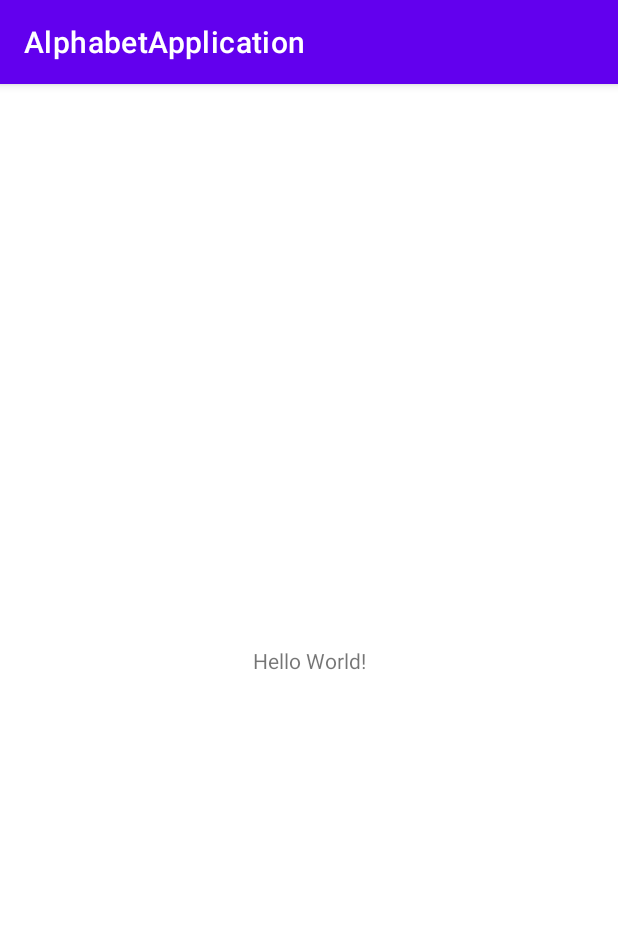
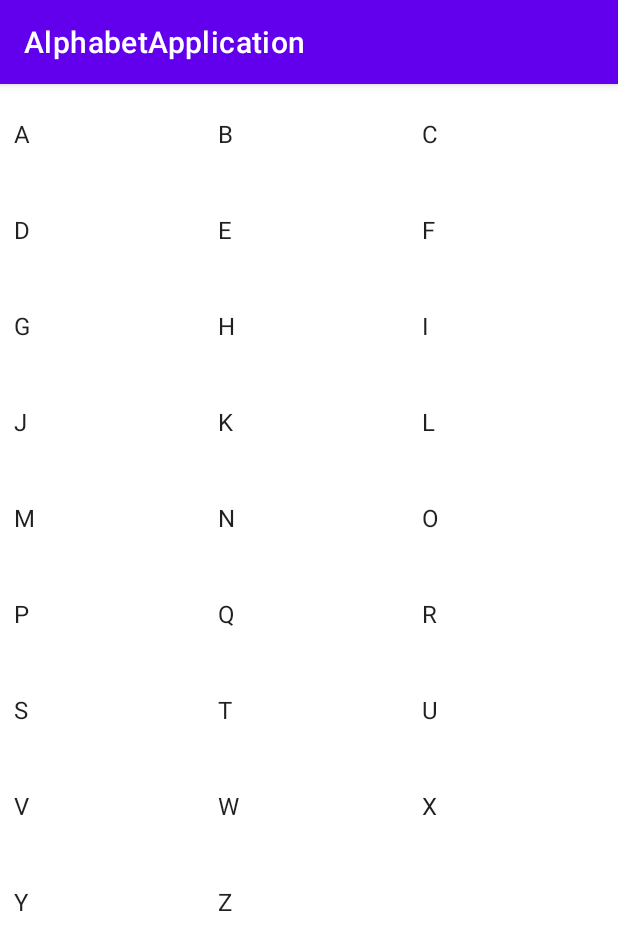
Before and after one commit to rukhsar-alt/AssignmentOne, an Android app: the screen it shows after launch (MainActivity), on a phone screen of 412 x 824 dp. Shown: the top 950 px of the screen. Run offline under Robolectric (Android 15) with nearby library versions, the phone set to English and light mode, and no system bars.

Commit message:
Resource Added

```diff
--- a/app/src/main/java/com/example/alphabetapplication/MainActivity.java
+++ b/app/src/main/java/com/example/alphabetapplication/MainActivity.java
@@ -3,12 +3,29 @@ package com.example.alphabetapplication;
 import androidx.appcompat.app.AppCompatActivity;
 
 import android.os.Bundle;
+import android.widget.ArrayAdapter;
+import android.widget.GridView;
+
+import java.lang.reflect.Array;
+import java.util.ArrayList;
 
 public class MainActivity extends AppCompatActivity {
 
+    GridView gridView;
     @Override
     protected void onCreate(Bundle savedInstanceState) {
         super.onCreate(savedInstanceState);
         setContentView(R.layout.activity_main);
+        gridView=findViewById(R.id.gridview);
+        ArrayList<String> alpha=new ArrayList<String>(26);
+        int j=65;
+        for (int i=0;i<26;i++)
+        {
+            alpha.add(Character.toString((char)j));
+            j++;
+        }
+        ArrayAdapter<String> arrayAdapter=new ArrayAdapter<String>(this, android.R.layout.simple_dropdown_item_1line,alpha);
+        gridView.setAdapter(arrayAdapter);
+
     }
 }
--- a/app/src/main/res/layout/activity_main.xml
+++ b/app/src/main/res/layout/activity_main.xml
@@ -6,13 +6,19 @@
     android:layout_height="match_parent"
     tools:context=".MainActivity">
 
-    <TextView
-        android:layout_width="wrap_content"
-        android:layout_height="wrap_content"
-        android:text="Hello World!"
+
+    <GridView
+        android:id="@+id/gridview"
+        android:numColumns="3"
+        android:gravity="center"
+        android:layout_width="match_parent"
+        android:layout_height="match_parent"
+        android:layout_marginStart="1dp"
+        android:layout_marginTop="1dp"
+        android:layout_marginEnd="1dp"
+        android:layout_marginBottom="1dp"
         app:layout_constraintBottom_toBottomOf="parent"
-        app:layout_constraintLeft_toLeftOf="parent"
-        app:layout_constraintRight_toRightOf="parent"
+        app:layout_constraintEnd_toEndOf="parent"
+        app:layout_constraintStart_toStartOf="parent"
         app:layout_constraintTop_toTopOf="parent" />
-
 </androidx.constraintlayout.widget.ConstraintLayout>
```
